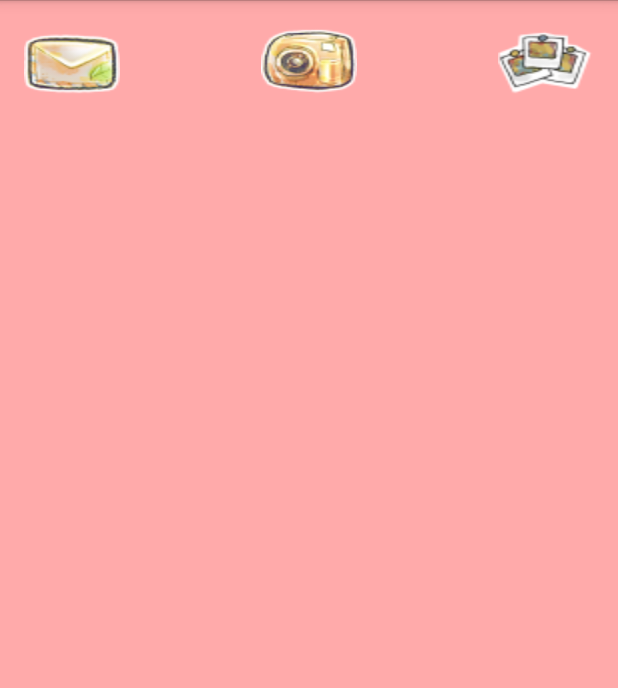
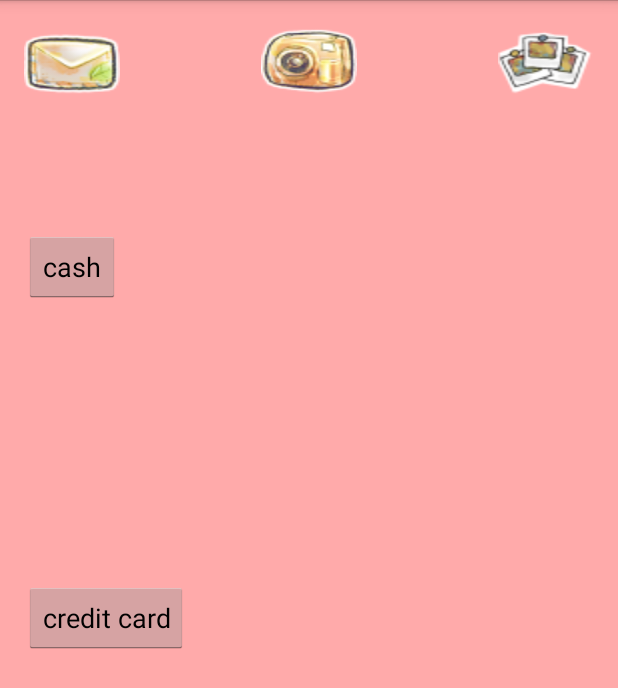
Before and after one commit to kimhyein/Iam-your-father, an Android app: the screen it shows after launch (MyActivity), on a phone screen of 412 x 824 dp. Shown: the top 688 px of the screen. Run offline under Robolectric (Android 15) with nearby library versions, the phone set to English and light mode, and no system bars.

Commit message:
액티비티 전환 기본

```diff
--- a/app/src/main/AndroidManifest.xml
+++ b/app/src/main/AndroidManifest.xml
@@ -20,7 +20,8 @@
         </activity>
 
         <activity android:name=".SplashActivity"/>
-
+        <activity android:name=".cashActivity"/>
+        <activity android:name=".cardActivity"/>
 
         <receiver android:name=".SmsList" >
             <intent-filter>
--- a/app/src/main/java/com/example/at/accountbook/MyActivity.java
+++ b/app/src/main/java/com/example/at/accountbook/MyActivity.java
@@ -125,6 +125,24 @@ public class MyActivity extends Activity implements View.OnClickListener{
                 Intent intent_getPicture = new Intent(Intent.ACTION_GET_CONTENT);
                 intent_getPicture.setType("image/*");
                 startActivityForResult(intent_getPicture, GET_PICTURE);
+            }
+        });
+
+
+
+        Button cash = (Button) findViewById(R.id.btn_cash);
+        cash.setOnClickListener(new Button.OnClickListener() {
+            public void onClick(View v) {
+                Intent intent_cash = new Intent(MyActivity.this, cashActivity.class);
+                startActivity(intent_cash);
+            }
+        });
+
+        Button card = (Button) findViewById(R.id.btn_card);
+        card.setOnClickListener(new Button.OnClickListener() {
+            public void onClick(View v) {
+                Intent intent_card = new Intent(MyActivity.this, cardActivity.class);
+                startActivity(intent_card);
             }
         });
 
--- a/app/src/main/res/layout/activity_my.xml
+++ b/app/src/main/res/layout/activity_my.xml
@@ -45,8 +45,24 @@
         android:layout_alignParentRight="true"
         android:layout_alignParentEnd="true" />
 
+    <Button
+        android:layout_width="wrap_content"
+        android:layout_height="wrap_content"
+        android:text="cash"
+        android:id="@+id/btn_cash"
+        android:layout_below="@+id/btn_sms"
+        android:layout_alignParentLeft="true"
+        android:layout_alignParentStart="true"
+        android:layout_marginTop="90dp" />
 
-
+    <Button
+        android:layout_width="wrap_content"
+        android:layout_height="wrap_content"
+        android:text="credit card"
+        android:id="@+id/btn_card"
+        android:layout_centerVertical="true"
+        android:layout_alignParentLeft="true"
+        android:layout_alignParentStart="true" />
 
 
 </RelativeLayout>
```
Also changed, not shown: app/src/main/java/com/example/at/accountbook/cardActivity.java (added, +17 -0 lines), app/src/main/java/com/example/at/accountbook/cashActivity.java (added, +15 -0 lines), app/src/main/res/layout/activity_card.xml (added, +8 -0 lines), app/src/main/res/layout/activity_cash.xml (added, +10 -0 lines), gradle/wrapper/gradle-wrapper.properties (added), 2 other files.
